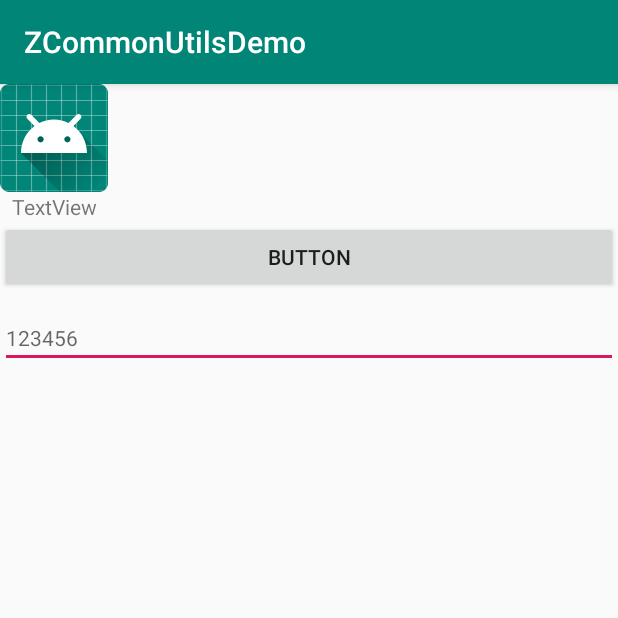
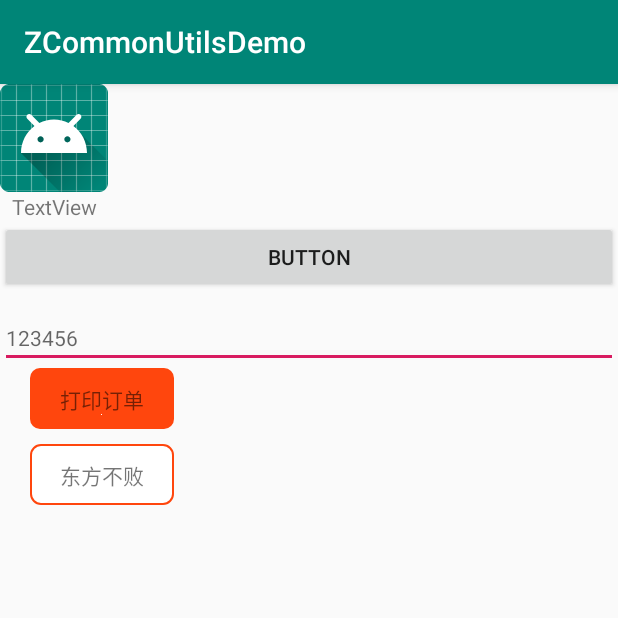
Before and after one commit to AsaLynn/CommonUtils, an Android app: the screen it shows after launch (MainActivity), on a phone screen of 412 x 824 dp, the top half of it. Run offline under Robolectric (Android 15) with nearby library versions, the phone set to English and light mode, and no system bars; our stand-ins replace ButterKnife.

Commit message:
完善类.

```diff
--- a/app/src/main/java/com/zcommon/demo/MainActivity.java
+++ b/app/src/main/java/com/zcommon/demo/MainActivity.java
@@ -5,8 +5,10 @@ import android.support.v7.app.AppCompatActivity;
 import android.widget.TextView;
 import android.widget.Toast;
 
+import com.zcommon.lib.DrawableFactory;
 import com.zcommon.lib.SoftKeyBoardManager;
 import com.zcommon.lib.TVUtil;
+import com.zcommon.lib.UIUtils;
 import com.zcommon.lib.ZToastUtils;
 
 import butterknife.BindView;
@@ -17,6 +19,10 @@ public class MainActivity extends AppCompatActivity {
 
     @BindView(R.id.iv_image)
     TextView ivImage;
+    @BindView(R.id.tv_shape1)
+    TextView tvShape1;
+    @BindView(R.id.tv_shape2)
+    TextView tvShape2;
 
     @Override
     protected void onCreate(Bundle savedInstanceState) {
@@ -36,6 +42,13 @@ public class MainActivity extends AppCompatActivity {
                 Toast.makeText(MainActivity.this, "keyBoardHide" + height, Toast.LENGTH_SHORT).show();
             }
         });
+        UIUtils.init(this);
+        tvShape1.setBackground(DrawableFactory.create(UIUtils.getColor(R.color.c_ff460d), 10f));
+        tvShape2.setBackground(DrawableFactory.create(UIUtils.getColor(R.color.c_ffffff),
+                UIUtils.getColor(R.color.c_ff460d),
+                10f,
+                2));
+
     }
 
     @OnClick(R.id.button)
--- a/app/src/main/res/layout/activity_main.xml
+++ b/app/src/main/res/layout/activity_main.xml
@@ -29,5 +29,32 @@
         android:hint="123456"
         android:textSize="@dimen/sp_14" />
 
+    <TextView
+        android:id="@+id/tv_shape1"
+        android:layout_width="wrap_content"
+        android:layout_height="wrap_content"
+        android:layout_marginLeft="@dimen/dp_20"
+        android:drawableBottom="@color/c_ffffff"
+        android:gravity="center"
+        android:paddingLeft="@dimen/dp_20"
+        android:paddingTop="@dimen/dp_10"
+        android:paddingRight="@dimen/dp_20"
+        android:paddingBottom="@dimen/dp_10"
+        android:text="打印订单" />
+
+    <TextView
+        android:id="@+id/tv_shape2"
+        android:layout_width="wrap_content"
+        android:layout_height="wrap_content"
+        android:layout_marginLeft="@dimen/dp_20"
+        android:layout_marginTop="@dimen/dp_10"
+        android:drawableBottom="@color/c_ffffff"
+        android:gravity="center"
+        android:paddingLeft="@dimen/dp_20"
+        android:paddingTop="@dimen/dp_10"
+        android:paddingRight="@dimen/dp_20"
+        android:paddingBottom="@dimen/dp_10"
+        android:text="东方不败" />
+
 
 </LinearLayout>
--- a/zcommonutils/build.gradle
+++ b/zcommonutils/build.gradle
@@ -8,8 +8,8 @@ android {
     defaultConfig {
         minSdkVersion 14
         targetSdkVersion 28
-        versionCode 29
-        versionName "1.2.9"
+        versionCode 30
+        versionName "1.3.0"
 
         testInstrumentationRunner "android.support.test.runner.AndroidJUnitRunner"
 
@@ -44,7 +44,7 @@ def libName = "zcommonutils"
 //发布到组织名称名字，必须填写
 group = "com.zcommon.lib"
 // 版本号，下次更新是只需要更改版本号即可
-version = "1.2.9"
+version = "1.3.0"
 //上面配置后上传至JCenter后的编译路径是这样的： compile 'com.zcommon.lib.zcommonutils:1.0.0'
 //生成源文件
 task sourcesJar(type: Jar) {
--- /dev/null
+++ b/zcommonutils/src/main/java/com/zcommon/lib/DrawableFactory.java
@@ -0,0 +1,88 @@
+package com.zcommon.lib;
+
+import android.graphics.Color;
+import android.graphics.drawable.Drawable;
+import android.graphics.drawable.GradientDrawable;
+import android.support.annotation.ColorInt;
+import android.support.annotation.Size;
+
+/**
+ * Created by zxn on 2019/7/11.
+ */
+public class DrawableFactory {
+
+    /**
+     * 代码中创建带不带圆角的shape背景图.
+     *
+     * @param argb 颜色值.
+     * @return GradientDrawable
+     */
+    public static GradientDrawable create(@ColorInt int argb) {
+        return create(argb, 0);
+    }
+
+    /**
+     * 代码中创建带四个圆角的shape背景图.
+     *
+     * @param solidArgb 颜色值.
+     * @param radius    半径值.
+     * @return GradientDrawable
+     */
+    public static GradientDrawable create(@ColorInt int solidArgb, float radius) {
+//        GradientDrawable gradientDrawable = new GradientDrawable();
+//        gradientDrawable.setColor(argb);
+//        gradientDrawable.setCornerRadius(radius);
+//        return gradientDrawable;
+        return create(solidArgb, 0, radius, 0);
+    }
+
+    /**
+     * shape背景图
+     *
+     * @param solidArgb   背景颜色
+     * @param strokeArgb  边框的颜色
+     * @param radius      圆角半径
+     * @param strokeWidth 边框的粗细
+     * @return
+     */
+    public static GradientDrawable create(@ColorInt int solidArgb, @ColorInt int strokeArgb, float radius, int strokeWidth) {
+        GradientDrawable gradientDrawable = new GradientDrawable();
+        gradientDrawable.setColor(solidArgb);
+        if (strokeArgb != 0 && strokeWidth != 0) {
+            gradientDrawable.setStroke(strokeWidth, strokeArgb);
+        }
+        gradientDrawable.setCornerRadius(radius);
+        return gradientDrawable;
+    }
+
+    /**
+     * 代码中创建带四个圆角的shape背景图.
+     *
+     * @param colorString 颜色值.
+     * @param radius      半径.
+     * @return GradientDrawable
+     */
+    public static GradientDrawable create(@Size(min = 1) String colorString, float radius) {
+        GradientDrawable gradientDrawable = new GradientDrawable();
+        gradientDrawable.setColor(Color.parseColor(colorString));
+        gradientDrawable.setCornerRadius(radius);
+        return gradientDrawable;
+    }
+
+    /**
+     * 改变原有shape背景图的颜色.
+     *
+     * @param drawable shape背景图
+     * @param argb     颜色
+     * @return GradientDrawable
+     */
+    public static GradientDrawable create(Drawable drawable, @ColorInt int argb) {
+        if (drawable instanceof GradientDrawable) {
+            GradientDrawable gradientDrawable = (GradientDrawable) drawable;
+            gradientDrawable.setColor(argb);
+            return gradientDrawable;
+        } else {
+            return create(argb);
+        }
+    }
+}
```
